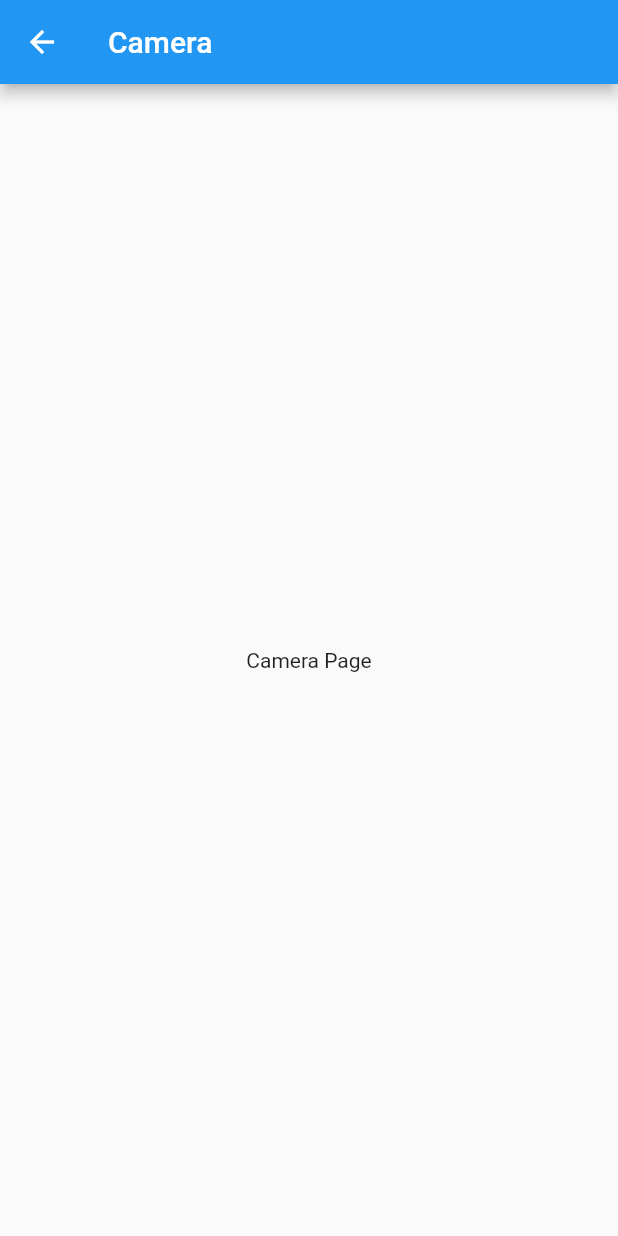
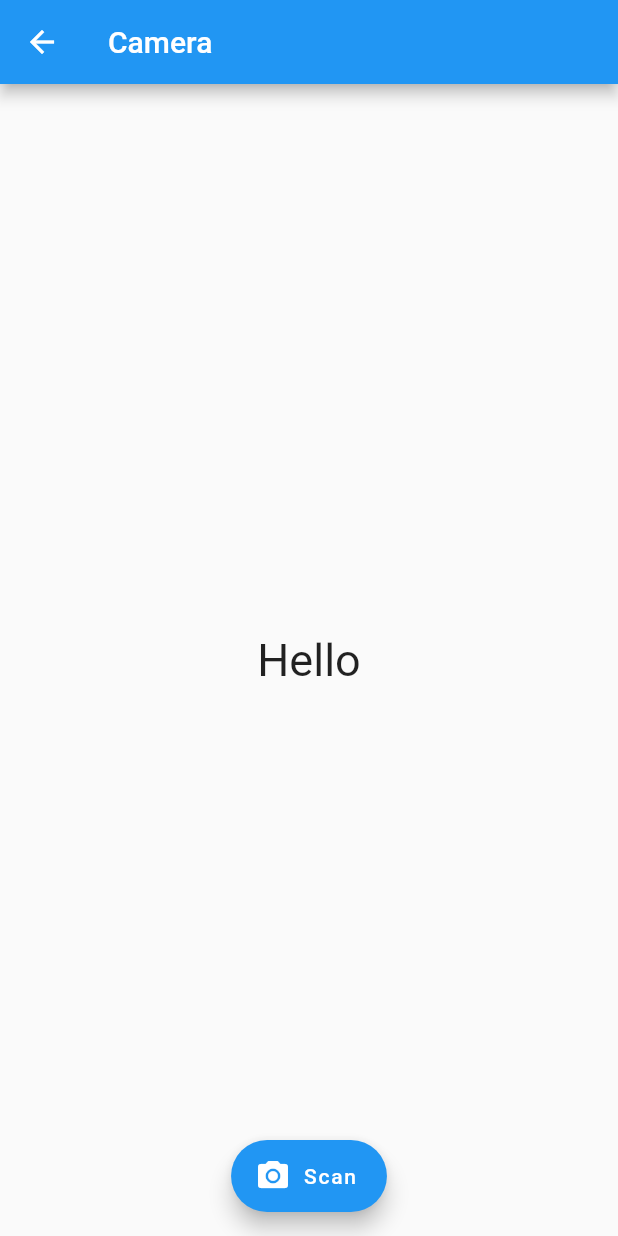
Before and after one commit to oniewankenobi/classroom, a Flutter app: the ScannerPage screen opened directly, on a phone screen of 412 x 824 dp. Run offline on Flutter 3.47's test engine with Material 2 defaults, Android fonts, the phone set to English and light mode, and no system bars; missing offline and left inert: barcode_scan.

Commit message:
coverts qrcode to string

```diff
--- a/classroom/lib/ScannerPage.dart
+++ b/classroom/lib/ScannerPage.dart
@@ -1,6 +1,44 @@
 import 'package:flutter/material.dart';
+import 'package:barcode_scan/barcode_scan.dart';
+import 'package:flutter/services.dart';
 
-class ScannerPage extends StatelessWidget {
+class ScannerPage extends StatefulWidget {
+  @override
+  ScannerPageState createState() {
+    return new ScannerPageState();
+  }
+}
+
+class ScannerPageState extends State<ScannerPage> {
+  String result = "Hello";
+
+  Future _scanQR() async {
+    try {
+      ScanResult qrResult = await BarcodeScanner.scan();
+      setState(() {
+        result = qrResult.rawContent;
+      });
+    } on PlatformException catch(ex) {
+      if (ex.code == BarcodeScanner.cameraAccessDenied) {
+        setState(() {
+          result = "Camera permission denied";
+        });
+      } else {
+        setState(() {
+          result = "Unknown error: $ex";
+        });
+      }
+    } on FormatException catch(ex) {
+      setState(() {
+        result = "Back button pressed";
+      });
+    } catch (ex) {
+      setState(() {
+        result = "Unknown error: $ex";
+      });
+    }
+  }
+
   @override
   Widget build(BuildContext context) {
     return Scaffold(
@@ -8,8 +46,16 @@ class ScannerPage extends StatelessWidget {
         title: Text("Camera"),
       ),
       body: Center(
-        child: Text("Camera Page"),
+        child: Text(
+            result,
+            style: new TextStyle(fontSize: 30.0)
+        )
       ),
+      floatingActionButton: FloatingActionButton.extended(
+          icon: Icon(Icons.camera_alt),
+          onPressed: _scanQR,
+          label: Text("Scan")),
+      floatingActionButtonLocation: FloatingActionButtonLocation.centerFloat,
     );
   }
 }
--- a/classroom/pubspec.yaml
+++ b/classroom/pubspec.yaml
@@ -23,6 +23,7 @@ environment:
 dependencies:
   flutter:
     sdk: flutter
+  barcode_scan: any
 
 
   # The following adds the Cupertino Icons font to your application.
```
Also changed, not shown: classroom/pubspec.lock, 3 other files.
